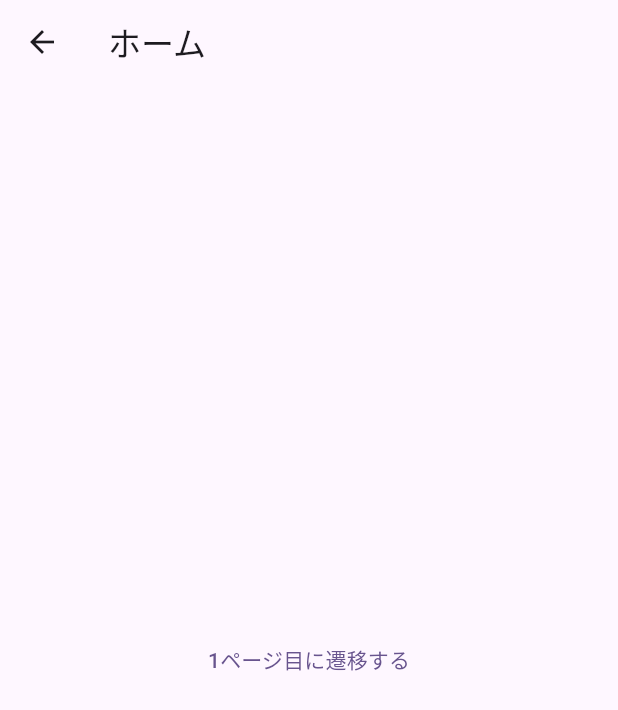
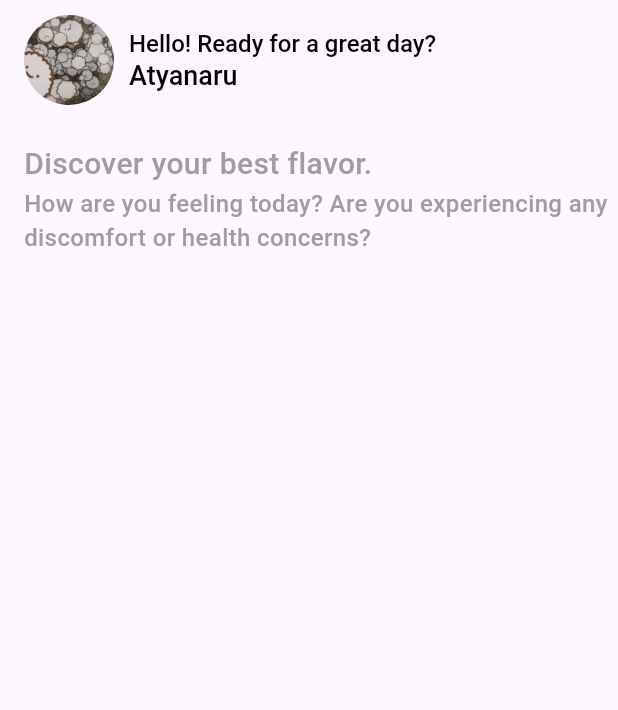
Before and after one commit to usuiayaka/fluterMock, a Flutter app: the HomePage screen opened directly, on a phone screen of 412 x 824 dp. Shown: the top 710 px of the screen. Run offline on Flutter 3.47's test engine with Material 3 defaults, Android fonts, the phone set to English and light mode, and no system bars.

Commit message:
ファイル変更と画面上部作成

```diff
--- a/lib/FirstPage.dart
+++ b/lib/FirstPage.dart
@@ -1,5 +1,5 @@
 import 'package:flutter/material.dart';
-import 'package:flutter_application_1/Secondpage.dart';
+import 'package:flutter_application_1/HomePage.dart';
 
 class FirstPage extends StatelessWidget {
   @override
@@ -15,7 +15,7 @@ class FirstPage extends StatelessWidget {
                 Navigator.pushReplacement(
                     context,
                     MaterialPageRoute(
-                      builder: (context) => SecondPage(),
+                      builder: (context) => HomePage(),
                     ));
               }),
         ));
--- a/lib/HomePage.dart
+++ b/lib/HomePage.dart
@@ -5,22 +5,70 @@ class HomePage extends StatelessWidget {
   @override
   Widget build(BuildContext context) {
     return Scaffold(
-      appBar: AppBar(
-        title: Text("ホーム"),
-      ),
-      body: Center(
-        child: TextButton(
-          child: Text("1ページ目に遷移する"),
-          onPressed: () {
-            // （1） 指定した画面に遷移する
-            Navigator.push(
-                context,
-                MaterialPageRoute(
-                    // （2） 実際に表示するページ(ウィジェット)を指定する
-                    builder: (context) => FirstPage()));
-          },
+        appBar: AppBar(
+          toolbarHeight: 80,
+          elevation: 0,
+          backgroundColor: Colors.transparent,
+          automaticallyImplyLeading: false,
+          title: const Row(
+            children: [
+              CircleAvatar(
+                radius: 30,
+                backgroundColor: Color(0xFFEEEEEE),
+                child: CircleAvatar(
+                  radius: 30,
+                  backgroundImage: AssetImage("assets/images/hokori.jpg"),
+                ),
+              ),
+              SizedBox(width: 10),
+              Column(
+                crossAxisAlignment: CrossAxisAlignment.start,
+                children: [
+                  Text(
+                    "Hello! Ready for a great day? ",
+                    style: TextStyle(
+                      color: Colors.black,
+                      fontWeight: FontWeight.w500,
+                      fontSize: 16,
+                    ),
+                  ),
+                  Text(
+                    "Atyanaru",
+                    style: TextStyle(
+                      color: Colors.black,
+                      fontWeight: FontWeight.w500,
+                      fontSize: 18,
+                    ),
+                  )
+                ],
+              )
+            ],
+          ),
         ),
-      ),
-    );
+        body: const Padding(
+          padding: EdgeInsets.only(left: 16, top: 15),
+          child: Column(
+            mainAxisAlignment: MainAxisAlignment.start,
+            crossAxisAlignment: CrossAxisAlignment.start,
+            children: [
+              Text(
+                "Discover your best flavor.",
+                style: TextStyle(
+                  color: Colors.grey,
+                  fontWeight: FontWeight.w500,
+                  fontSize: 20,
+                ),
+              ),
+              Text(
+                "How are you feeling today? Are you experiencing any discomfort or health concerns?",
+                style: TextStyle(
+                  color: Colors.grey,
+                  fontWeight: FontWeight.w500,
+                  fontSize: 16,
+                ),
+              ),
+            ],
+          ),
+        ));
   }
 }
```
Also changed, not shown: lib/Secondpage.dart (deleted, +0 -23 lines), lib/ThirdPage.dart (deleted, +0 -23 lines), lib/appPage1.dart (deleted, +0 -64 lines), lib/appPage2.dart (deleted, +0 -64 lines), lib/main.dart (+47 -56 lines), lib/mainPageWidget.dart (deleted, +0 -38 lines).
